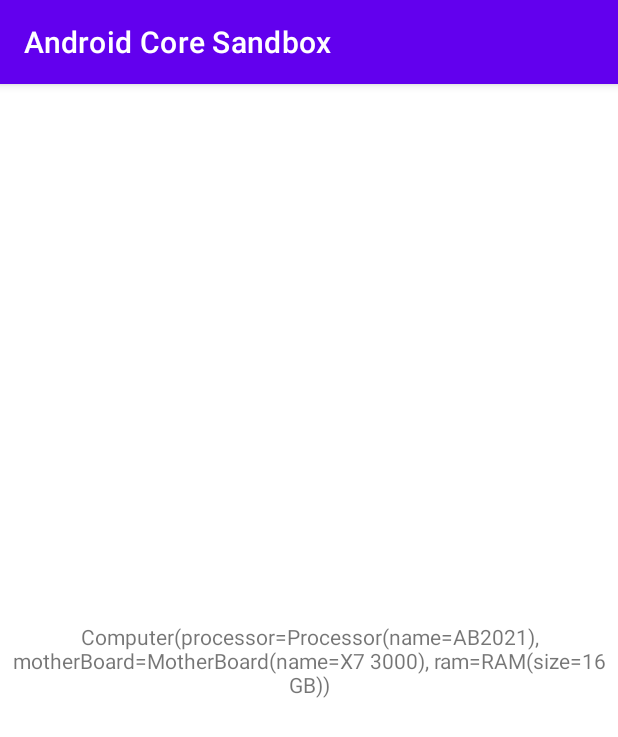
After one commit to ZharovVV/AndroidCoreSandbox, an Android app: the DaggerExampleActivity screen opened directly, with no data from a screen before it, on a phone screen of 412 x 824 dp. The commit adds this screen. Shown: the top 737 px of the screen. Run offline under Robolectric (Android 15) with nearby library versions, the phone set to English and light mode, and no system bars; our stand-ins replace Dagger/Hilt's generated code.

Commit message:
Dagger 2 Введение.

````diff
--- a/app/src/main/AndroidManifest.xml
+++ b/app/src/main/AndroidManifest.xml
@@ -125,6 +125,7 @@
         <activity android:name=".pending.intent.PendingIntentExampleActivity" />
         <activity android:name=".alarm.manager.AlarmManagerExampleActivity" />
         <activity android:name=".content.provider.ContentProviderExampleActivity" />
+        <activity android:name=".di.example.DaggerExampleActivity" />
 
         <receiver android:name=".alarm.manager.AlarmReceiver" />
         <!--
--- a/app/src/main/java/com/github/zharovvv/android/core/sandbox/AndroidCoreSandboxApplication.kt
+++ b/app/src/main/java/com/github/zharovvv/android/core/sandbox/AndroidCoreSandboxApplication.kt
@@ -1,7 +1,10 @@
 package com.github.zharovvv.android.core.sandbox
 
 import android.app.Application
+import android.content.Context
 import android.util.Log
+import com.github.zharovvv.android.core.sandbox.di.AppComponent
+import com.github.zharovvv.android.core.sandbox.di.DaggerAppComponent
 import com.github.zharovvv.android.core.sandbox.notification.NotificationUtil
 import com.github.zharovvv.android.core.sandbox.sqlite.PersonDatabase
 import com.github.zharovvv.android.core.sandbox.sqlite.PersonDatabaseProvider
@@ -20,6 +23,8 @@
         private const val LOG_TAG = "ApplicationLifecycle"
     }
 
+    lateinit var appComponent: AppComponent
+
     /**
      * Вызывается при запуске приложения до создания каких-либо действий,
      * служб или объектов-получателей (за исключением поставщиков контента).
@@ -27,7 +32,14 @@
     override fun onCreate() {
         super.onCreate()
         Log.i(LOG_TAG, "AndroidCoreSandboxApplication#onCreate")
+        appComponent = DaggerAppComponent.create()
         personDatabase = PersonDatabaseProvider.getPersonDatabase(this)
         _notificationUtil = NotificationUtil(this).apply { createNotificationChannel() }
     }
 }
+
+val Context.appComponent: AppComponent
+    get() = when (this) {
+        is AndroidCoreSandboxApplication -> appComponent
+        else -> this.applicationContext.appComponent
+    }
--- a/app/src/main/java/com/github/zharovvv/android/core/sandbox/TrueMainActivity.kt
+++ b/app/src/main/java/com/github/zharovvv/android/core/sandbox/TrueMainActivity.kt
@@ -15,6 +15,7 @@
 import com.github.zharovvv.android.core.sandbox.content.provider.ContentProviderExampleActivity
 import com.github.zharovvv.android.core.sandbox.custom.view.CustomViewExampleActivity
 import com.github.zharovvv.android.core.sandbox.data.binding.DataBindingExampleActivity
+import com.github.zharovvv.android.core.sandbox.di.example.DaggerExampleActivity
 import com.github.zharovvv.android.core.sandbox.handler.HandlerExampleActivity
 import com.github.zharovvv.android.core.sandbox.location.LocationExampleActivity
 import com.github.zharovvv.android.core.sandbox.menu.MenuExampleActivity
@@ -191,7 +192,8 @@
             launcherFor<AlarmManagerExampleActivity>(launcherTitle = "Alarm Manager"),
             launcherFor<ContentProviderExampleActivity>(launcherTitle = "Content Provider"),
             launcherFor<MainActivity>(launcherTitle = "RxJava"),
-            launcherFor<com.github.zharovvv.animationsandbox.MainActivity>(launcherTitle = "Android Animation")
+            launcherFor<com.github.zharovvv.animationsandbox.MainActivity>(launcherTitle = "Android Animation"),
+            launcherFor<DaggerExampleActivity>(launcherTitle = "Dagger 2")
         )
     }
 }
--- /dev/null
+++ b/app/src/main/java/com/github/zharovvv/android/core/sandbox/di/AppComponent.kt
@@ -0,0 +1,113 @@
+package com.github.zharovvv.android.core.sandbox.di
+
+import com.github.zharovvv.android.core.sandbox.di.example.*
+import dagger.Component
+import dagger.Module
+import dagger.Provides
+
+/**
+ * # IoC
+ * IoC - Инверсия управления - важный принцип объектно-ориентированного программирования,
+ * используемый для уменьшения зацепления (связанности) в компьютерных программах.
+ * Также архитектурное решение интеграции, упрощающее расширение возможностей системы,
+ * при котором поток управления программы контролируется фреймворком.
+ * В обычной программе программист сам решает, в какой последовательности делать вызовы процедур.
+ * Но если используется фреймворк, программист может разместить свой код в определенных
+ * точках выполнения (используя callback или другие механизмы),
+ * затем запустить «главную функцию» фреймворка, которая обеспечит все выполнение
+ * и вызовет код программиста тогда, когда это будет необходимо.
+ * Как следствие, происходит утеря контроля над выполнением кода — это и называется
+ * инверсией управления (фреймворк управляет кодом программиста, а не программист управляет фреймворком).
+ *
+ * Методы реализации:
+ * * Шаблон «Фабрика» (англ. Factory pattern)
+ * * Локатор служб
+ * * __Внедрение зависимости__ (англ. Dependency injection)
+ *
+ * ```
+ * Через конструктор (англ. Constructor injection)
+ * Через метод класса (англ. Setter injection)
+ * Через интерфейс внедрения (англ. Interface injection)
+ * ```
+ * * Контекстный поиск (англ. contextualized lookup)
+ *
+ * # DI
+ * DI - Dependency injection - процесс предоставления внешней зависимости программному компоненту.
+ * Является специфичной формой «инверсии управления» (англ. Inversion of control, IoC),
+ * когда она применяется к управлению зависимостями.
+ * В полном соответствии с принципом единственной обязанности объект отдаёт заботу
+ * о построении требуемых ему зависимостей внешнему,
+ * специально предназначенному для этого общему механизму.
+ *
+ * #
+ * # Dagger 2
+ * Dagger 2 является fork-ом Dagger (от Square) и разрабатывался с целью избавиться от слабых сторон
+ * оригинального решения, например от рефлексии, которая значительно замедляла работу Android- приложений,
+ * а также добавить валидацию графа зависимостей во время компиляции.
+ *
+ * Dagger работает на основе __APT__ (Java Annotation Processing Tool). Данная технология позволят
+ * анализировать код, помеченный специальными аннотациями, и генерировать на его основе новый код.
+ * Не может модифицировать существующий код, а только создавать новый. При любом изменении
+ * аннотируемого кода, необходимо выполнить повторную компиляцию.
+ *
+ * Ограничения использования Dagger-а:
+ * * Чтобы выполнить доставку зависимости в поля, методы или конструкторы - они ( поля, методы...)
+ * должны быть публичными (или как минимум internal в контексте kotlin-а).
+ *
+ * Как любой другой DI-framework Dagger позволяет уменьшать связность между компонентами и позволяет
+ * эффективно масштабировать приложение. Можно описать создание объектов 1 раз и использовать их везде
+ * в приложении, а также легко контролировать их время жизни.
+ *
+ * #
+ * [Component] - граф зависимостей (applicationContext в аналогии со Spring).
+ * Компонент может содержать различные [Module].
+ */
+@Component(modules = [AppModule::class])    //подключаем модуль AppModule, из которого данный граф
+//зависимостей будет тянуть нужные ему зависимости.
+interface AppComponent {
+
+    fun computer(): Computer    //1 способ
+    //val computer: Computer
+
+    /**
+     * Для метода внедрения зависимостей важна лишь сигнатура - аргументом метода должен быть
+     * класс (интерфейс), в который необходимо доставить зависимости.
+     */
+    fun inject(daggerExampleActivity: DaggerExampleActivity)    //2 способ
+}
+
+/**
+ * Module - Annotates a class that contributes to the object graph.
+ * В модулях можно провайдить объекты.
+ */
+@Module
+object AppModule {
+
+    @Provides
+    fun provideProcessor(): Processor {
+        return Processor(name = "AB2021")
+    }
+
+    @Provides
+    fun provideMotherBoard(): MotherBoard {
+        return MotherBoard(name = "X7 3000")
+    }
+
+    @Provides
+    fun provideRam(): RAM {
+        return RAM(size = "16 GB")
+    }
+
+    @Provides
+    fun provideComputer(
+        processor: Processor,
+        motherBoard: MotherBoard,
+        ram: RAM
+    ): Computer {
+        return Computer(
+            processor = processor,
+            motherBoard = motherBoard,
+            ram = ram
+        )
+    }
+}
--- /dev/null
+++ b/app/src/main/java/com/github/zharovvv/android/core/sandbox/di/example/DaggerExampleActivity.kt
@@ -0,0 +1,25 @@
+package com.github.zharovvv.android.core.sandbox.di.example
+
+import android.os.Bundle
+import androidx.appcompat.app.AppCompatActivity
+import com.github.zharovvv.android.core.sandbox.appComponent
+import com.github.zharovvv.android.core.sandbox.databinding.ActivityDaggerExampleBinding
+import javax.inject.Inject
+
+class DaggerExampleActivity : AppCompatActivity() {
+
+    //Второй способ более предпочтительный
+    @Inject
+    internal lateinit var computer: Computer
+
+    override fun onCreate(savedInstanceState: Bundle?) {
+        super.onCreate(savedInstanceState)
+        appComponent.inject(this)
+        val binding = ActivityDaggerExampleBinding.inflate(layoutInflater)
+        setContentView(binding.root)
+//        val computer: Computer = appComponent.computer() //первый способ
+        with(binding) {
+            daggerExampleTextView.text = computer.toString()
+        }
+    }
+}
--- /dev/null
+++ b/app/src/main/java/com/github/zharovvv/android/core/sandbox/di/example/SimpleDaggerExample.kt
@@ -0,0 +1,13 @@
+package com.github.zharovvv.android.core.sandbox.di.example
+
+data class Processor(val name: String)
+
+data class MotherBoard(val name: String)
+
+data class RAM(val size: String)
+
+data class Computer(
+    val processor: Processor,
+    val motherBoard: MotherBoard,
+    val ram: RAM
+)
--- /dev/null
+++ b/app/src/main/res/layout/activity_dagger_example.xml
@@ -0,0 +1,17 @@
+<?xml version="1.0" encoding="utf-8"?>
+<androidx.constraintlayout.widget.ConstraintLayout xmlns:android="http://schemas.android.com/apk/res/android"
+    xmlns:app="http://schemas.android.com/apk/res-auto"
+    android:layout_width="match_parent"
+    android:layout_height="match_parent">
+
+    <TextView
+        android:id="@+id/dagger_example_text_view"
+        android:layout_width="wrap_content"
+        android:layout_height="wrap_content"
+        android:gravity="center"
+        app:layout_constraintBottom_toBottomOf="parent"
+        app:layout_constraintEnd_toEndOf="parent"
+        app:layout_constraintStart_toStartOf="parent"
+        app:layout_constraintTop_toTopOf="parent" />
+
+</androidx.constraintlayout.widget.ConstraintLayout>
--- a/build.gradle
+++ b/build.gradle
@@ -4,6 +4,7 @@
     ext.rxjava2_version = "2.2.9"
     ext.rxjava2_rxandroid_version = "2.1.1"
     ext.rxjava2_rxkotlin_version = "2.3.0"
+    ext.dagger_2_version = "2.40.5"
     repositories {
         google()
         mavenCentral()
````
Also changed, not shown: app/build.gradle (+6 -1 lines).
